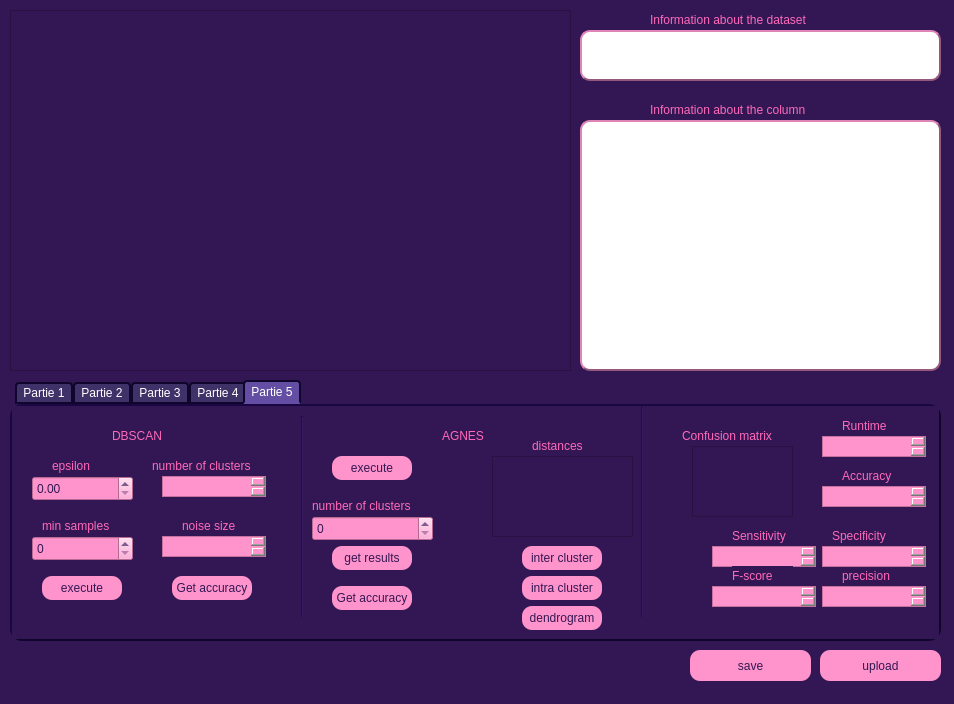
The window that PROJET_DM.ui (super-cinnamon/Projet_DM) describes before a commit, drawn with Qt 5.
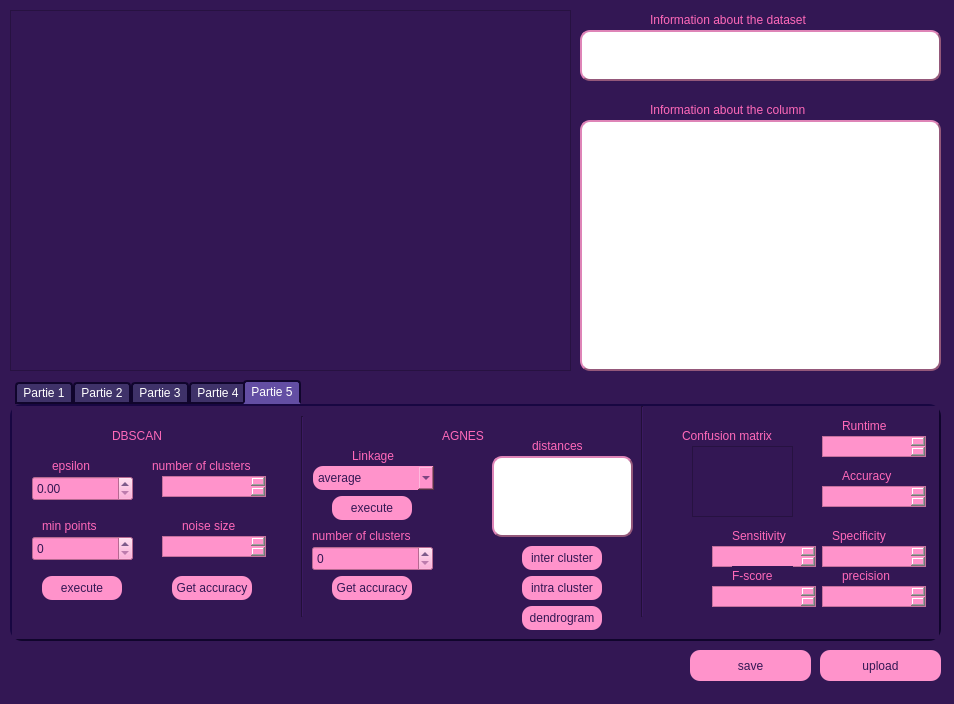
The same window after the commit. Icons and pictures are not drawn.

Diff of the .ui file:
```diff
--- a/PROJET_DM.ui
+++ b/PROJET_DM.ui
@@ -2619,7 +2619,7 @@
        <rect>
         <x>30</x>
         <y>110</y>
-        <width>91</width>
+        <width>71</width>
         <height>20</height>
        </rect>
       </property>
@@ -2628,7 +2628,7 @@
 color: rgb(255, 105, 185);</string>
       </property>
       <property name="text">
-       <string>min samples</string>
+       <string>min points</string>
       </property>
      </widget>
      <widget class="QDoubleSpinBox" name="epsilon_spin">
@@ -2691,35 +2691,35 @@
       <property name="geometry">
        <rect>
         <x>320</x>
-        <y>50</y>
-        <width>80</width>
-        <height>24</height>
-       </rect>
-      </property>
-      <property name="styleSheet">
-       <string notr="true">QPushButton{
-	background-color:rgb(255, 147, 203);
-	border-radius:10px;
-	border-style:outset;
-	color: rgb(51, 23, 84);
-}
-QPushButton:hover {
-            background-color: rgb(246, 252, 126);
-        }
-QPushButton:focus {
-            background-color: rgb(90, 71, 173);
-        }
-</string>
-      </property>
-      <property name="text">
-       <string>execute</string>
-      </property>
-     </widget>
-     <widget class="QLabel" name="label_88">
-      <property name="geometry">
-       <rect>
-        <x>300</x>
         <y>90</y>
+        <width>80</width>
+        <height>24</height>
+       </rect>
+      </property>
+      <property name="styleSheet">
+       <string notr="true">QPushButton{
+	background-color:rgb(255, 147, 203);
+	border-radius:10px;
+	border-style:outset;
+	color: rgb(51, 23, 84);
+}
+QPushButton:hover {
+            background-color: rgb(246, 252, 126);
+        }
+QPushButton:focus {
+            background-color: rgb(90, 71, 173);
+        }
+</string>
+      </property>
+      <property name="text">
+       <string>execute</string>
+      </property>
+     </widget>
+     <widget class="QLabel" name="label_88">
+      <property name="geometry">
+       <rect>
+        <x>300</x>
+        <y>120</y>
         <width>131</width>
         <height>20</height>
        </rect>
@@ -2736,7 +2736,7 @@
       <property name="geometry">
        <rect>
         <x>300</x>
-        <y>110</y>
+        <y>140</y>
         <width>121</width>
         <height>25</height>
        </rect>
@@ -2746,34 +2746,6 @@
 color: rgb(51, 23, 84);</string>
       </property>
      </widget>
-     <widget class="QPushButton" name="get_results_agnes">
-      <property name="geometry">
-       <rect>
-        <x>320</x>
-        <y>140</y>
-        <width>80</width>
-        <height>24</height>
-       </rect>
-      </property>
-      <property name="styleSheet">
-       <string notr="true">QPushButton{
-	background-color:rgb(255, 147, 203);
-	border-radius:10px;
-	border-style:outset;
-	color: rgb(51, 23, 84);
-}
-QPushButton:hover {
-            background-color: rgb(246, 252, 126);
-        }
-QPushButton:focus {
-            background-color: rgb(90, 71, 173);
-        }
-</string>
-      </property>
-      <property name="text">
-       <string>get results</string>
-      </property>
-     </widget>
      <widget class="QLabel" name="label_89">
       <property name="geometry">
        <rect>
@@ -2800,6 +2772,15 @@
         <height>81</height>
        </rect>
       </property>
+      <property name="styleSheet">
+       <string notr="true">border-width:2px;
+border-radius:10px;
+border-width:2px;
+border-style:outset;
+border-color: rgb(148, 88, 122);
+background-color: rgb(255, 255, 255);
+font: 350 10pt &quot;Bahnschrift SemiLight&quot;;</string>
+      </property>
      </widget>
      <widget class="QPushButton" name="inter_btn">
       <property name="geometry">
@@ -3019,7 +3000,7 @@
       <property name="geometry">
        <rect>
         <x>320</x>
-        <y>180</y>
+        <y>170</y>
         <width>80</width>
         <height>24</height>
        </rect>
@@ -3060,6 +3041,54 @@
        <string>Accuracy</string>
       </property>
      </widget>
+     <widget class="QComboBox" name="linkage_combo">
+      <property name="geometry">
+       <rect>
+        <x>301</x>
+        <y>60</y>
+        <width>121</width>
+        <height>24</height>
+       </rect>
+      </property>
+      <property name="styleSheet">
+       <string notr="true">background-color:rgb(255, 147, 203);
+	border-radius:10px;
+	border-style:outset;
+color: rgb(51, 23, 84);</string>
+      </property>
+      <item>
+       <property name="text">
+        <string>average</string>
+       </property>
+      </item>
+      <item>
+       <property name="text">
+        <string>single</string>
+       </property>
+      </item>
+      <item>
+       <property name="text">
+        <string>complete</string>
+       </property>
+      </item>
+     </widget>
+     <widget class="QLabel" name="label_92">
+      <property name="geometry">
+       <rect>
+        <x>340</x>
+        <y>40</y>
+        <width>61</width>
+        <height>20</height>
+       </rect>
+      </property>
+      <property name="styleSheet">
+       <string notr="true">font: 600 11pt &quot;Bahnschrift SemiBold&quot;;
+color: rgb(255, 105, 185);</string>
+      </property>
+      <property name="text">
+       <string>Linkage</string>
+      </property>
+     </widget>
     </widget>
    </widget>
   </widget>
```
